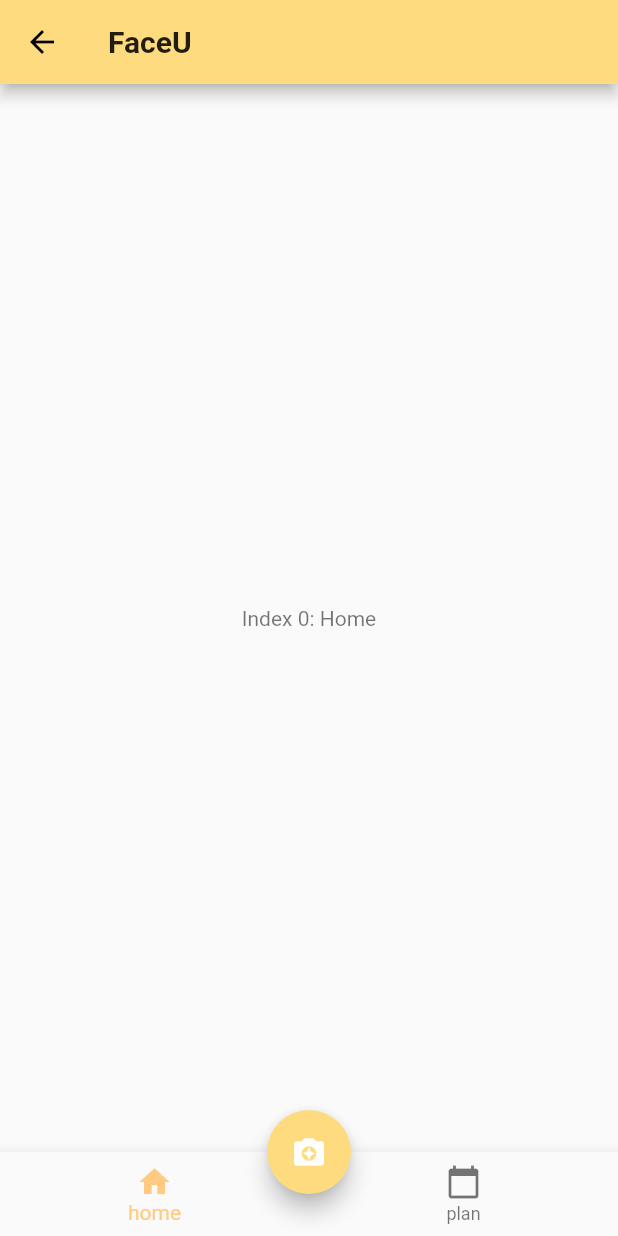
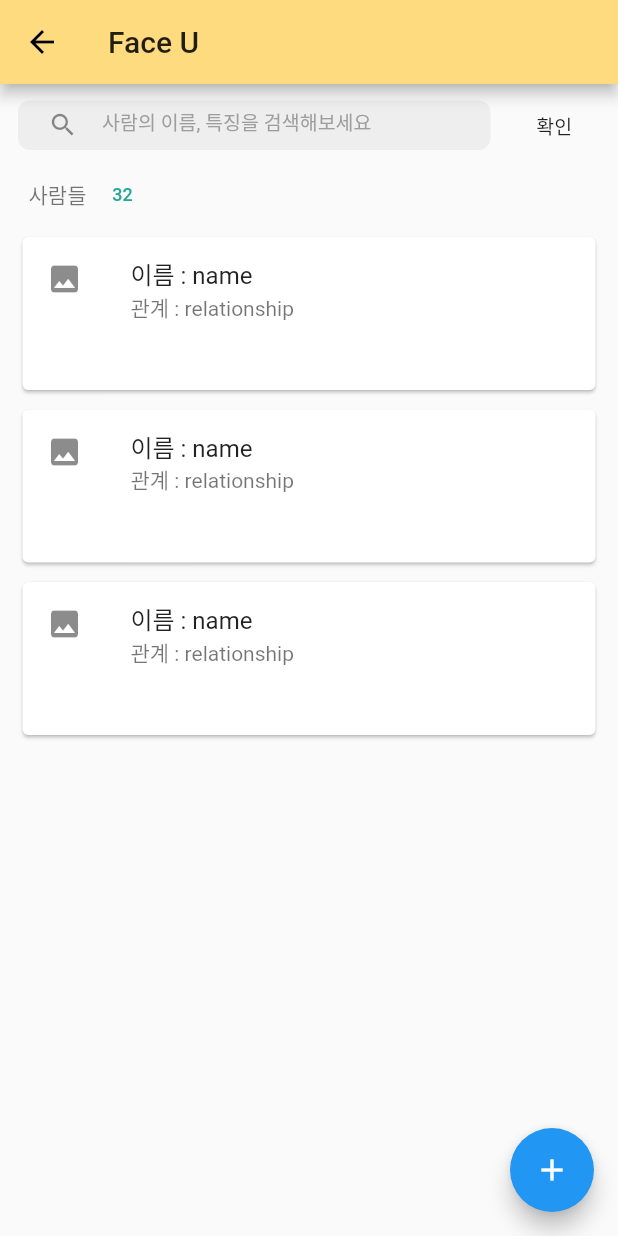
Before and after one commit to Semodrug/FACE_U, a Flutter app: the screen it shows after launch, on a phone screen of 412 x 824 dp. Run offline on Flutter 3.47's test engine with Material 2 defaults, Android fonts, the phone set to English and light mode, and no system bars; Roboto replaces fonts that are missing (Hind, OmniGothic).

Commit message:
home UI
homepage 기본 ui

```diff
--- a/lib/home.dart
+++ b/lib/home.dart
@@ -1,6 +1,4 @@
 import 'package:flutter/material.dart';
-
-import 'camera.dart';
 
 class HomePage extends StatefulWidget {
   @override
@@ -8,57 +6,159 @@ class HomePage extends StatefulWidget {
 }
 
 class _HomePageState extends State<HomePage> {
-  int _selectedIndex = 0;
-  static const List<Widget> _widgetOptions =
-      <Widget>[
-        Text('Index 0: Home'),
-//        Text('Index 1: Camera'),
-        Text('Index 2: Plan'),
-      ];
-
-  void _onItemTapped(int index) {
-    setState(() {
-      _selectedIndex = index;
-    });
-  }
+  final num = 32; // streambuilder 로 불러오기
 
   @override
   Widget build(BuildContext context) {
     return Scaffold(
       appBar: AppBar(
-        backgroundColor: Theme.of(context).primaryColor,
-        title: Text("FaceU", style: Theme.of(context).textTheme.headline1)
+        title: Text('Face U'),
       ),
-      body: Center(
-        child: _widgetOptions.elementAt(_selectedIndex),
+      body: Column(
+        children: [
+          SearchBar(),
+          _countDrowpdown(context, num),
+          //ListView.builder(itemBuilder: null),
+          ListCards('name', 'relationship'),
+          SizedBox(
+            height: 5,
+          ),
+          ListCards('name', 'relationship'),
+          SizedBox(
+            height: 5,
+          ),
+          ListCards('name', 'relationship'),
+        ],
       ),
       floatingActionButton: FloatingActionButton(
-        child: Icon(Icons.camera_enhance),
+        child: Icon(Icons.add),
+        //onPressed: () => addMovies(),
         onPressed: () {
-          Navigator.push(
-              context, MaterialPageRoute(
-                    builder: (context) => Camera()
-              ));
+          print('move to add page');
         },
-        backgroundColor: Theme.of(context).primaryColor,
       ),
-      floatingActionButtonLocation: FloatingActionButtonLocation.centerDocked,
-      bottomNavigationBar: BottomNavigationBar(
-        items: const <BottomNavigationBarItem> [
-          BottomNavigationBarItem(
-            icon: Icon(Icons.home),
-            label: 'home'
-          ),
-          BottomNavigationBarItem(
-              icon: Icon(Icons.calendar_today),
-              label: 'plan'
-          ),
-        ],
-        currentIndex: _selectedIndex,
-        selectedItemColor: Theme.of(context).bottomAppBarColor,
-        onTap: _onItemTapped
-      ),
+      //TODO: floating button presse 하면 Addpage
 
     );
   }
+
+//TODO:사람 명수, Dropdown Query로 써서 이름순, 등록순 하는 법
+  Widget _countDrowpdown(context, num) {
+    return Row(
+      children: <Widget>[
+        Container(
+          margin: EdgeInsets.only(left: 19, top: 6),
+          child: Row(
+            children: <Widget>[
+              Text('사람들'), // theme 추가
+              ButtonTheme(
+                padding: EdgeInsets.symmetric(vertical: 0, horizontal: 2),
+                minWidth: 10,
+                height: 22,
+                child: FlatButton(
+                  child: Text(
+                    num.toString(),
+                    style: TextStyle(color: Colors.teal[400], fontSize: 12.0),
+                  ),
+                ),
+              ),
+            ],
+          ),
+        ),
+        SizedBox(width: 220),
+//        DropdownButton(
+//
+//        )
+      ],
+    );
+  }
+
+//TODO: List View Card 로 불러줘도 될 듯
+
 }
+
+class SearchBar extends StatefulWidget {
+  @override
+  _SearchBarState createState() => _SearchBarState();
+}
+
+class _SearchBarState extends State<SearchBar> {
+  @override
+  Widget build(BuildContext context) {
+    //이 search bar에서 바로 검색을 하게 할 것인가?
+    return Row(
+      children: <Widget>[
+        Container(
+          width: 315,
+          height: 33,
+          padding: EdgeInsets.only(left: 20, right: 30),
+          margin: EdgeInsets.fromLTRB(12, 11, 0, 0),
+          decoration: BoxDecoration(
+            borderRadius: BorderRadius.all(Radius.circular(8.0)),
+            color: Colors.grey[200],
+          ),
+          child: TextField(
+            cursorColor: Colors.black,
+            decoration: InputDecoration(
+              icon: Icon(Icons.search, size: 20),
+              hintText: "사람의 이름, 특징을 검색해보세요 ",
+              hintStyle: TextStyle(fontSize: 13.0, color: Colors.grey),
+              disabledBorder: InputBorder.none,
+              focusedBorder: InputBorder.none,
+              enabledBorder: InputBorder.none,
+            ),
+          ),
+        ),
+        SizedBox(
+          width: 10,
+        ),
+        Container(
+            margin: EdgeInsets.only(top: 11),
+            height: 33,
+            width: 65,
+            child: FlatButton(
+              child: Text(
+                '확인',
+                style: TextStyle(fontSize: 13),
+              ),
+              onPressed: () {},
+            ))
+      ],
+    );
+  }
+}
+
+class ListCards extends StatefulWidget {
+  final String name;
+  final String relationship;
+
+  const ListCards(
+      this.name,
+      this.relationship, {
+        Key key,
+      }) : super(key: key);
+
+  @override
+  _ListCardsState createState() => _ListCardsState();
+}
+
+class _ListCardsState extends State<ListCards> {
+  @override
+  Widget build(BuildContext context) {
+    return Container(
+        width: 390,
+        height: 110,
+        child: Card(
+          child: Column(
+            mainAxisSize: MainAxisSize.min,
+            children: <Widget>[
+              ListTile(
+                leading: Icon(Icons.image),
+                title: Text("이름 : ${widget.name}"),
+                subtitle: Text("관계 : ${widget.relationship}"),
+              ),
+            ],
+          ),
+        ));
+  }
+}
```
